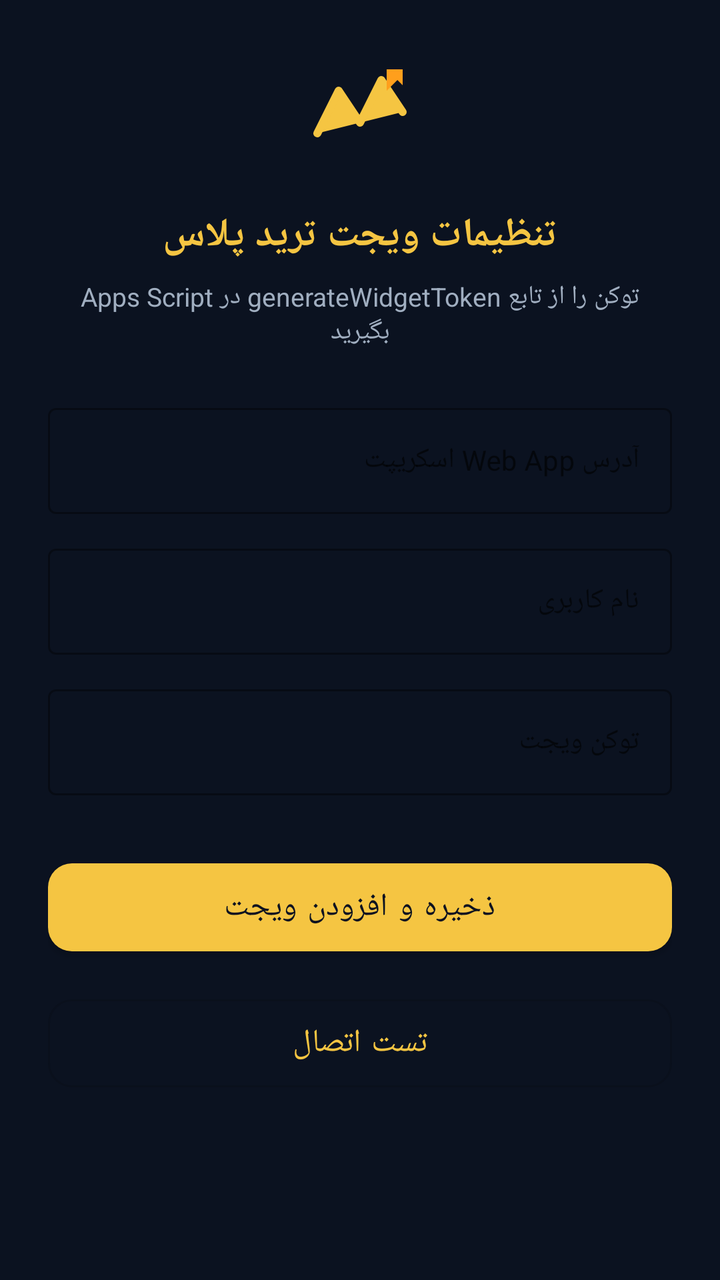
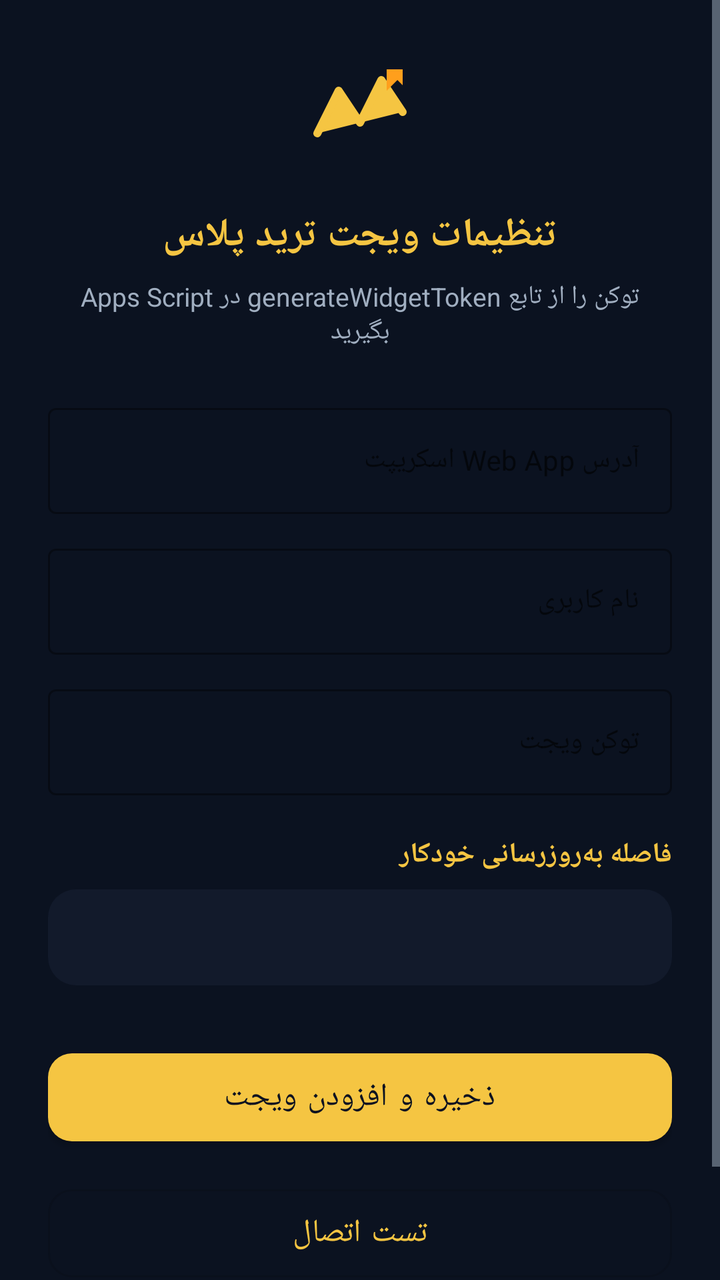

Screens rendered from an Android XML layout before and after an edit, with the pre-edit source and the edit as a unified diff.
<!-- AndroidManifest.xml: activity theme Theme.TradePlussWidget -->
<!-- res/layout/activity_config.xml -->
<?xml version="1.0" encoding="utf-8"?>
<ScrollView xmlns:android="http://schemas.android.com/apk/res/android"
    xmlns:app="http://schemas.android.com/apk/res-auto"
    android:layout_width="match_parent"
    android:layout_height="match_parent"
    android:background="@color/bg_dark"
    android:fillViewport="true">

    <LinearLayout
        android:layout_width="match_parent"
        android:layout_height="wrap_content"
        android:orientation="vertical"
        android:padding="24dp">

        <ImageView
            android:layout_width="64dp"
            android:layout_height="64dp"
            android:layout_gravity="center_horizontal"
            android:src="@drawable/ic_logo"
            android:contentDescription="@string/app_name" />

        <TextView
            android:layout_width="match_parent"
            android:layout_height="wrap_content"
            android:layout_marginTop="16dp"
            android:gravity="center"
            android:text="@string/config_title"
            android:textColor="@color/accent_gold"
            android:textSize="20sp"
            android:textStyle="bold" />

        <TextView
            android:layout_width="match_parent"
            android:layout_height="wrap_content"
            android:layout_marginTop="8dp"
            android:gravity="center"
            android:text="@string/note"
            android:textColor="@color/text_secondary"
            android:textSize="13sp" />

        <com.google.android.material.textfield.TextInputLayout
            android:layout_width="match_parent"
            android:layout_height="wrap_content"
            android:layout_marginTop="24dp"
            android:hint="@string/webapp_url_hint"
            style="@style/Widget.MaterialComponents.TextInputLayout.OutlinedBox">

            <com.google.android.material.textfield.TextInputEditText
                android:id="@+id/et_webapp_url"
                android:layout_width="match_parent"
                android:layout_height="wrap_content"
                android:inputType="textUri"
                android:textColor="@color/text_primary"
                android:textSize="14sp" />
        </com.google.android.material.textfield.TextInputLayout>

        <com.google.android.material.textfield.TextInputLayout
            android:layout_width="match_parent"
            android:layout_height="wrap_content"
            android:layout_marginTop="12dp"
            android:hint="@string/username_hint"
            style="@style/Widget.MaterialComponents.TextInputLayout.OutlinedBox">

            <com.google.android.material.textfield.TextInputEditText
                android:id="@+id/et_username"
                android:layout_width="match_parent"
                android:layout_height="wrap_content"
                android:inputType="text"
                android:textColor="@color/text_primary"
                android:textSize="14sp" />
        </com.google.android.material.textfield.TextInputLayout>

        <com.google.android.material.textfield.TextInputLayout
            android:layout_width="match_parent"
            android:layout_height="wrap_content"
            android:layout_marginTop="12dp"
            android:hint="@string/token_hint"
            style="@style/Widget.MaterialComponents.TextInputLayout.OutlinedBox">

            <com.google.android.material.textfield.TextInputEditText
                android:id="@+id/et_token"
                android:layout_width="match_parent"
                android:layout_height="wrap_content"
                android:inputType="text"
                android:textColor="@color/text_primary"
                android:textSize="14sp" />
        </com.google.android.material.textfield.TextInputLayout>

        <com.google.android.material.button.MaterialButton
            android:id="@+id/btn_save"
            android:layout_width="match_parent"
            android:layout_height="56dp"
            android:layout_marginTop="28dp"
            android:text="@string/save"
            android:textSize="16sp"
            app:cornerRadius="12dp" />

        <com.google.android.material.button.MaterialButton
            android:id="@+id/btn_test_connection"
            android:layout_width="match_parent"
            android:layout_height="56dp"
            android:layout_marginTop="12dp"
            android:text="@string/test_connection"
            android:textSize="16sp"
            style="@style/Widget.MaterialComponents.Button.OutlinedButton"
            app:cornerRadius="12dp" />

        <TextView
            android:id="@+id/tv_status"
            android:layout_width="match_parent"
            android:layout_height="wrap_content"
            android:layout_marginTop="16dp"
            android:gravity="center"
            android:textColor="@color/text_secondary"
            android:textSize="13sp" />
    </LinearLayout>
</ScrollView>
<!-- resources referenced by this layout -->
<resources>
  <color name="accent_gold">#F5C542</color>
  <color name="bg_dark">#0B1220</color>
  <color name="text_primary">#FFFFFF</color>
  <color name="text_secondary">#A0AEC0</color>
  <!-- drawable ic_logo (drawable) -->
  <?xml version="1.0" encoding="utf-8"?>
  <vector xmlns:android="http://schemas.android.com/apk/res/android"
      android:width="48dp"
      android:height="48dp"
      android:viewportWidth="48"
      android:viewportHeight="48">
      <path
          android:fillColor="#F5C542"
          android:pathData="M8,32 L16,16 L24,28 L32,12 L40,24"
          android:strokeWidth="3"
          android:strokeColor="#F5C542"
          android:strokeLineCap="round"
          android:strokeLineJoin="round"
          android:fillType="nonZero" />
      <path
          android:fillColor="#FF9F1C"
          android:pathData="M34,8 L40,8 L40,14 L38,12 L34,16 Z" />
  </vector>
  <string name="app_name">ترید پلاس ویجت</string>
  <string name="config_title">تنظیمات ویجت ترید پلاس</string>
  <string name="note">توکن را از تابع generateWidgetToken در Apps Script بگیرید</string>
  <string name="save">ذخیره و افزودن ویجت</string>
  <string name="test_connection">تست اتصال</string>
  <string name="token_hint">توکن ویجت</string>
  <string name="username_hint">نام کاربری</string>
  <string name="webapp_url_hint">آدرس Web App اسکریپت</string>
  <style name="Theme.TradePlussWidget" parent="Theme.MaterialComponents.DayNight.NoActionBar">
          <item name="colorPrimary">@color/accent_gold</item>
          <item name="colorPrimaryVariant">@color/accent_orange</item>
          <item name="colorOnPrimary">@color/bg_dark</item>
          <item name="android:statusBarColor">@color/bg_dark</item>
          <item name="android:navigationBarColor">@color/bg_dark</item>
          <item name="android:windowBackground">@color/bg_dark</item>
          <item name="android:textColorPrimary">@color/text_primary</item>
          <item name="android:textColorSecondary">@color/text_secondary</item>
      </style>
  <color name="accent_orange">#FF9F1C</color>
</resources>

<!-- the commit's change to res/layout/activity_config.xml (unified diff, before → after) -->
@@ -86,6 +86,24 @@
                 android:textSize="14sp" />
         </com.google.android.material.textfield.TextInputLayout>
 
+        <TextView
+            android:layout_width="match_parent"
+            android:layout_height="wrap_content"
+            android:layout_marginTop="20dp"
+            android:text="@string/refresh_interval"
+            android:textColor="@color/accent_gold"
+            android:textSize="14sp"
+            android:textStyle="bold" />
+
+        <Spinner
+            android:id="@+id/spinner_interval"
+            android:layout_width="match_parent"
+            android:layout_height="48dp"
+            android:layout_marginTop="8dp"
+            android:background="@drawable/bg_card"
+            android:paddingStart="12dp"
+            android:paddingEnd="12dp" />
+
         <com.google.android.material.button.MaterialButton
             android:id="@+id/btn_save"
             android:layout_width="match_parent"
<!-- resource entries referenced after the edit -->
@@ -4,6 +4,13 @@
   <color name="bg_dark">#0B1220</color>
   <color name="text_primary">#FFFFFF</color>
   <color name="text_secondary">#A0AEC0</color>
+  <!-- drawable bg_card (drawable) -->
+  <?xml version="1.0" encoding="utf-8"?>
+  <shape xmlns:android="http://schemas.android.com/apk/res/android"
+      android:shape="rectangle">
+      <solid android:color="@color/card_bg" />
+      <corners android:radius="14dp" />
+  </shape>
   <!-- drawable ic_logo (drawable) -->
   <?xml version="1.0" encoding="utf-8"?>
   <vector xmlns:android="http://schemas.android.com/apk/res/android"
@@ -26,6 +33,7 @@
   <string name="app_name">ترید پلاس ویجت</string>
   <string name="config_title">تنظیمات ویجت ترید پلاس</string>
   <string name="note">توکن را از تابع generateWidgetToken در Apps Script بگیرید</string>
+  <string name="refresh_interval">فاصله به‌روزرسانی خودکار</string>
   <string name="save">ذخیره و افزودن ویجت</string>
   <string name="test_connection">تست اتصال</string>
   <string name="token_hint">توکن ویجت</string>
@@ -41,6 +49,7 @@
           <item name="android:textColorPrimary">@color/text_primary</item>
           <item name="android:textColorSecondary">@color/text_secondary</item>
       </style>
+  <color name="card_bg">#121A2B</color>
   <color name="accent_orange">#FF9F1C</color>
 </resources>
 
